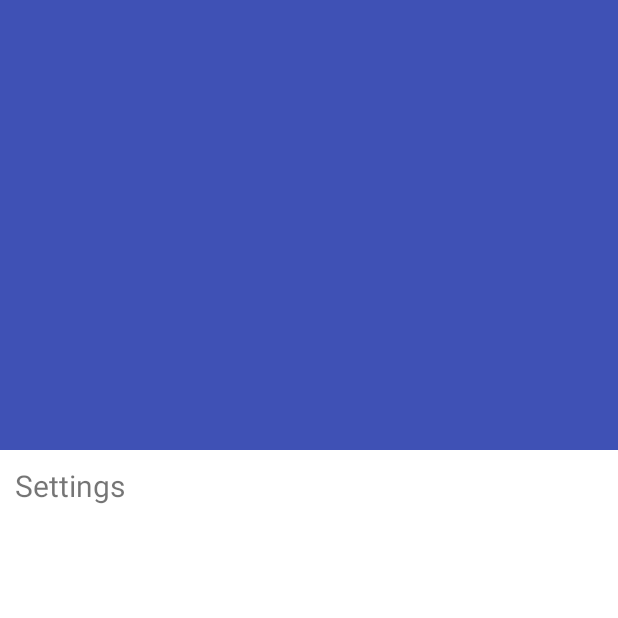
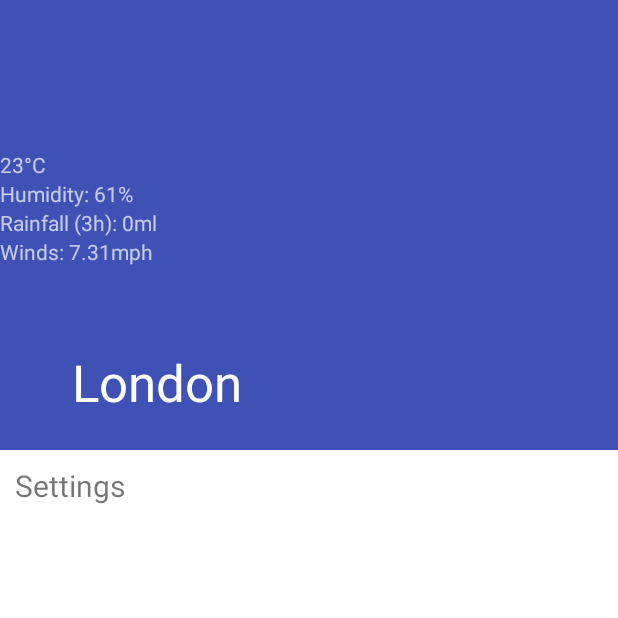
Before and after one commit to alancrossaeq/Weather, an Android app: the fragment CityFragment placed in its activity, on a phone screen of 412 x 824 dp, the top half of it. Run offline under Robolectric (Android 15) with nearby library versions, the phone set to English and light mode, and no system bars; our stand-ins replace Room's generated code; pictures from the network do not load; 1 statement that could not run was skipped.

Commit message:
city fragment ui placeholders for header info

```diff
--- a/app/src/main/res/layout/fragment_city.xml
+++ b/app/src/main/res/layout/fragment_city.xml
@@ -51,13 +51,45 @@
                 app:layout_collapseMode="parallax"
                 />
 
+            <LinearLayout
+                android:layout_width="wrap_content"
+                android:layout_height="wrap_content"
+                android:orientation="vertical">
+
+                <ImageView
+                    android:layout_width="200dp"
+                    android:layout_height="100dp" />
+
+                <TextView
+                    android:id="@+id/tv_header_temp"
+                    android:layout_width="wrap_content"
+                    android:layout_height="wrap_content"
+                    android:text="23°C"/>
+
+                <TextView
+                    android:id="@+id/tv_header_humidity"
+                    android:layout_width="wrap_content"
+                    android:layout_height="wrap_content"
+                    android:text="Humidity: 61%"/>
+
+                <TextView
+                    android:layout_width="wrap_content"
+                    android:layout_height="wrap_content"
+                    android:text="Rainfall (3h): 0ml"/>
+
+                <TextView
+                    android:layout_width="wrap_content"
+                    android:layout_height="wrap_content"
+                    android:text="Winds: 7.31mph"/>
+            </LinearLayout>
+
             <android.support.v7.widget.Toolbar
+                app:title="London"
                 android:id="@+id/main.toolbar"
                 android:layout_width="match_parent"
                 android:layout_height="?attr/actionBarSize"
                 app:popupTheme="@style/ThemeOverlay.AppCompat.Light"
-                app:layout_collapseMode="pin"
-                />
+                app:layout_collapseMode="pin" />
         </android.support.design.widget.CollapsingToolbarLayout>
     </android.support.design.widget.AppBarLayout>
 
```
